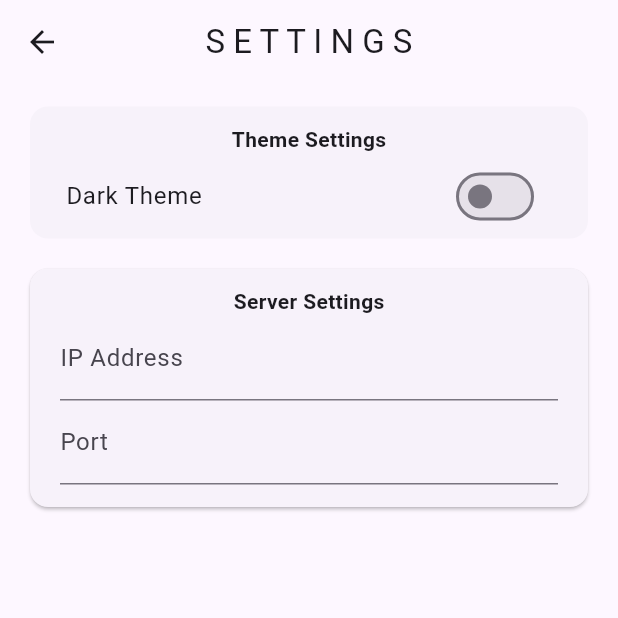
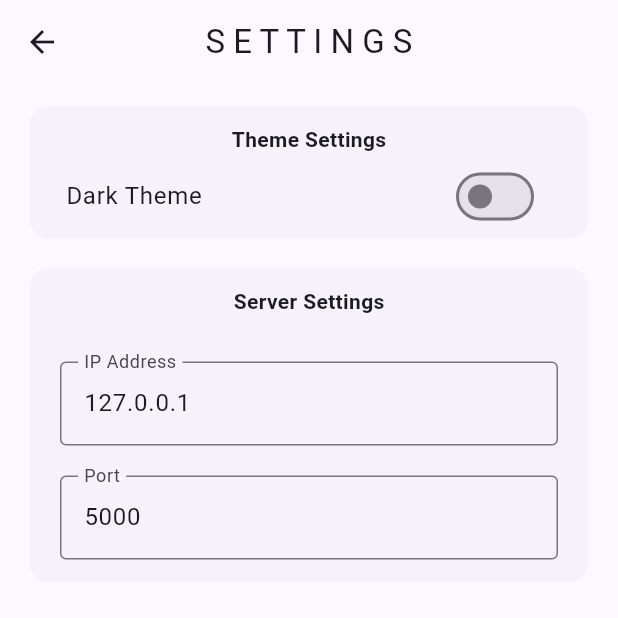
Before and after one commit to Qaisar-Mateen/flutter_travel_recommender, a Flutter app: the screen it shows after launch, after a tap on the "settings" icon, on a phone screen of 412 x 824 dp, the top half of it. Run offline on Flutter 3.47's test engine with Material 3 defaults, Android fonts, the light colour scheme and no system bars.

Commit message:
chore: Update login and settings pages for improved functionality and UI

```diff
--- a/lib/pages/login.dart
+++ b/lib/pages/login.dart
@@ -7,6 +7,7 @@ class Login extends StatelessWidget {
 
   @override
   Widget build(BuildContext context) {
+    final TextEditingController idController = TextEditingController();
     return  Scaffold(
       appBar: AppBar(
         actions: [IconButton(
@@ -16,15 +17,61 @@ class Login extends StatelessWidget {
           },
         ),]
       ),
-      body: const Center(
-        child: Card(
-          child: Padding(
-            padding: EdgeInsets.all(15),
-            child: Text("S I G N I N"),
+      body:  Center(
+        child: Padding(
+          padding: const EdgeInsets.symmetric(horizontal: 8),
+          child: Card(
+            elevation: 2,
+            margin: const EdgeInsets.all(20),
+            child: Padding(
+              padding: const EdgeInsets.all(20),
+              child: Column(
+                mainAxisSize: MainAxisSize.min,
+                children: [
+                  const Text("Login", style: TextStyle(fontSize: 30, fontWeight: FontWeight.bold),),
+
+                  const Padding(
+                    padding: EdgeInsets.only(top:10),
+                    child: Icon(Icons.account_circle, size: 100),
+                  ),
+
+                  const SizedBox(height: 20),
+                  TextField(
+                    controller: idController,
+                    decoration: const InputDecoration(
+                      labelText: "Enter ID",
+                      border: OutlineInputBorder(),
+                    ),
+                    keyboardType: TextInputType.number,
+                  ),
+
+                  const SizedBox(height: 20),
+                  ElevatedButton(
+                    onPressed: () {
+                      final String id = idController.text;
+                      if (id.isNotEmpty) {
+
+                      } else {
+                        ScaffoldMessenger.of(context).showSnackBar(
+                          const SnackBar(
+                            content: Text("Please enter your ID"),
+                            backgroundColor: Colors.red,
+                            behavior: SnackBarBehavior.floating,
+                            //margin: EdgeInsets.symmetric(horizontal: 5),
+
+                            shape: StadiumBorder()
+                          ),
+                        );
+                      }
+                    },
+                    child: const Text("Login"),
+                  ),
+                ],
+              ),
             ),
+          ),
         ),
       ),
     );
   }
-
 }
--- a/lib/pages/settings.dart
+++ b/lib/pages/settings.dart
@@ -1,10 +1,10 @@
 import 'package:flutter/material.dart';
-import 'package:flutter/cupertino.dart';
 
+// ignore: must_be_immutable
 class Settings extends StatelessWidget {
 
-  TextEditingController ipAddress = TextEditingController();
-  TextEditingController port = TextEditingController();
+  TextEditingController ipAddress = TextEditingController(text: "127.0.0.1");
+  TextEditingController port = TextEditingController(text: "5000");
 
   Settings({super.key});
 
@@ -33,25 +33,34 @@ class Settings extends StatelessWidget {
           ),
 
           Card(
+            elevation: 0,
             margin: const EdgeInsets.fromLTRB(20, 10, 20, 10),
             child: Padding(
               padding: const EdgeInsets.only(top:12, left: 20, right: 20, bottom: 15),
-              child: Column( crossAxisAlignment: CrossAxisAlignment.center,
+              child: Column(
                 mainAxisAlignment: MainAxisAlignment.center,
                 children: [
                   const Text("Server Settings", style: TextStyle(fontWeight: FontWeight.bold),),
-                  TextField(
+                  Padding(
+                    padding: const EdgeInsets.only(top:30, bottom: 10),
+                    child: TextField(
                       controller: ipAddress,
                       decoration: const InputDecoration(
+                        border: OutlineInputBorder(),
                         labelText: "IP Address",
                       ),
                     ),
-                  TextField(
+                  ),
+                  Padding(
+                    padding: const EdgeInsets.only(top: 10),
+                    child: TextField(
                       controller: port,
                       decoration: const InputDecoration(
+                        border: OutlineInputBorder(),
                         labelText: "Port",
                       ),
                       keyboardType: TextInputType.number,
+                    ),
                   ),
                 ],
               ),
```
Lines whose indentation alone changed are shown as unchanged.
